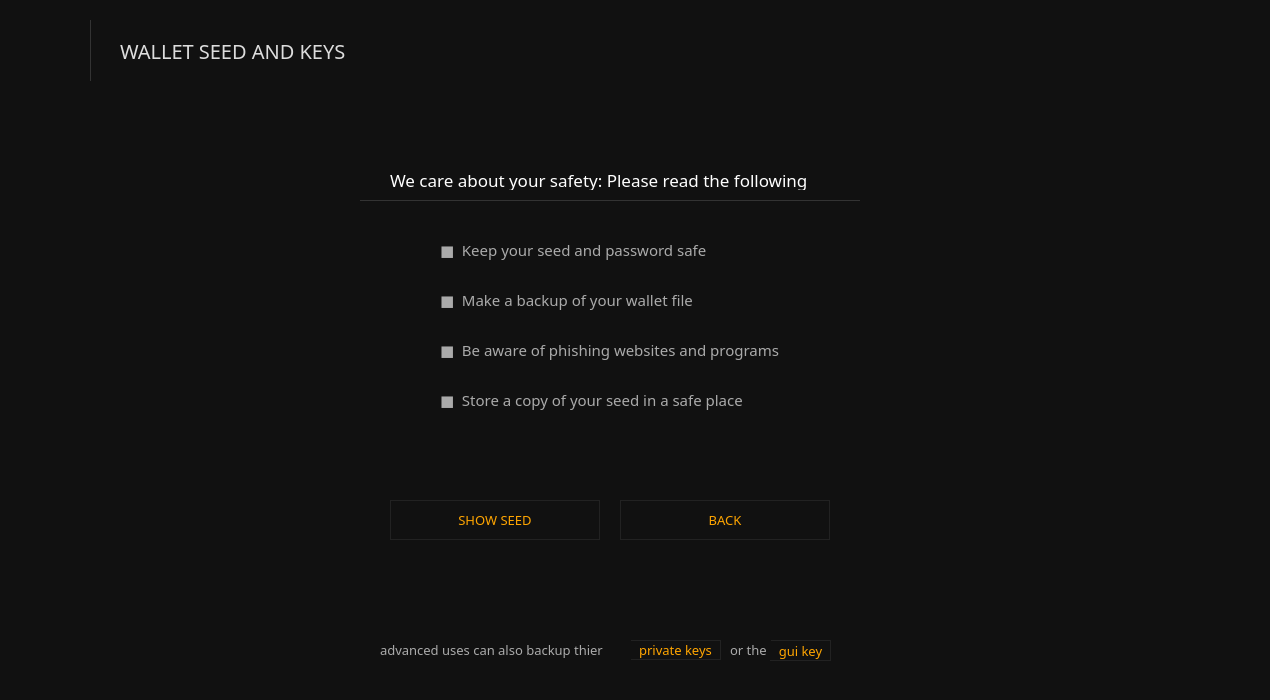
This is src/gui/ui/receiveframe.ui in ConcealNetwork/conceal-desktop as Qt 5 draws it before an edit. The edited form follows.
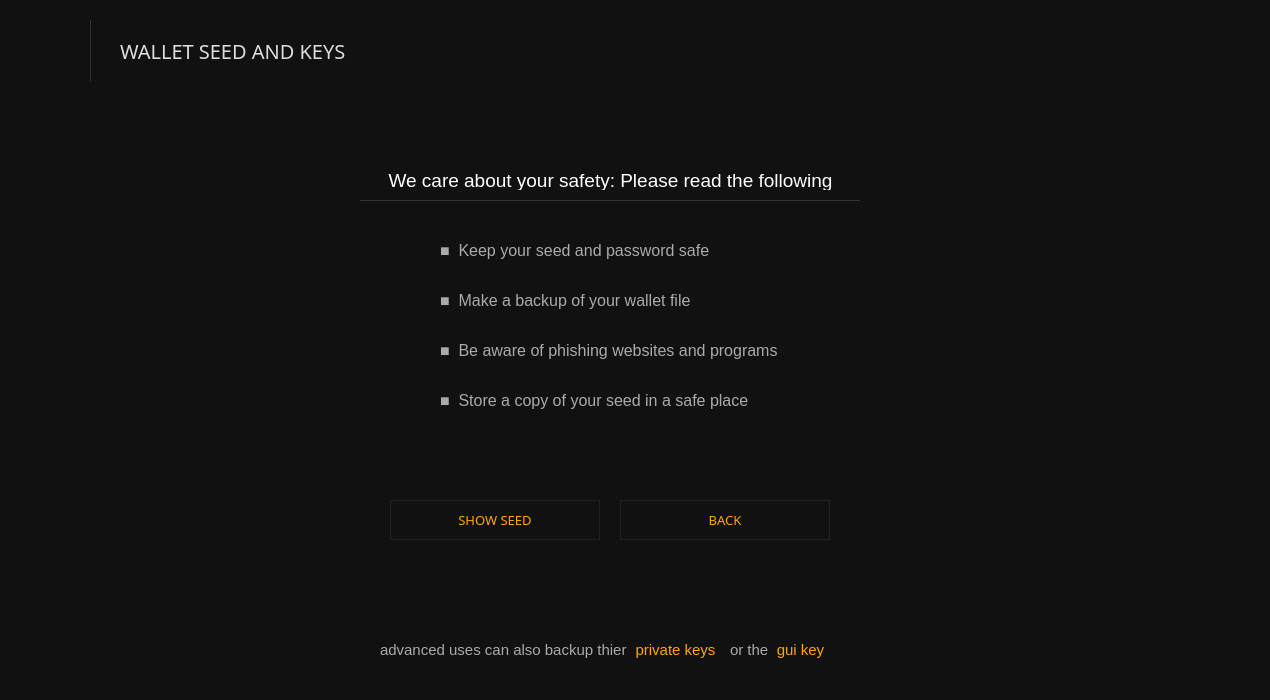
This is the edited form. Icons and pictures are not drawn.

The edit to the form file:
```diff
--- a/src/gui/ui/receiveframe.ui
+++ b/src/gui/ui/receiveframe.ui
@@ -131,17 +131,19 @@
        <property name="font">
         <font>
          <family>Poppins</family>
-         <pointsize>14</pointsize>
+         <pointsize>-1</pointsize>
         </font>
        </property>
        <property name="styleSheet">
-        <string notr="true">color: #e5e5e5;</string>
+        <string notr="true">color: #ddd;
+font-size: 16px;
+font-family: Poppins;</string>
        </property>
        <property name="html">
         <string>&lt;!DOCTYPE HTML PUBLIC &quot;-//W3C//DTD HTML 4.0//EN&quot; &quot;http://www.w3.org/TR/REC-html40/strict.dtd&quot;&gt;
 &lt;html&gt;&lt;head&gt;&lt;meta name=&quot;qrichtext&quot; content=&quot;1&quot; /&gt;&lt;style type=&quot;text/css&quot;&gt;
 p, li { white-space: pre-wrap; }
-&lt;/style&gt;&lt;/head&gt;&lt;body style=&quot; font-family:'Poppins'; font-size:14pt; font-weight:400; font-style:normal;&quot;&gt;
+&lt;/style&gt;&lt;/head&gt;&lt;body style=&quot; font-family:'Poppins'; font-size:16px; font-weight:400; font-style:normal;&quot;&gt;
 &lt;p style=&quot; margin-top:0px; margin-bottom:0px; margin-left:0px; margin-right:0px; -qt-block-indent:0; text-indent:0px;&quot;&gt;&lt;span style=&quot; font-size:11pt;&quot;&gt;Your wallet is an older format that does not support mnemonic seeds. Please generate a new wallet in order to get the 25 word Mnemonic seed and transfer your existing funds to your new wallet.&lt;/span&gt;&lt;/p&gt;&lt;/body&gt;&lt;/html&gt;</string>
        </property>
       </widget>
@@ -246,70 +248,82 @@
       <widget class="QLabel" name="label_5">
        <property name="geometry">
         <rect>
-         <x>520</x>
+         <x>490</x>
          <y>70</y>
-         <width>200</width>
+         <width>231</width>
          <height>30</height>
         </rect>
        </property>
        <property name="font">
         <font>
          <family>Poppins</family>
-         <pointsize>14</pointsize>
+         <pointsize>-1</pointsize>
         </font>
        </property>
        <property name="styleSheet">
-        <string notr="true">color: #ddd; \nfont-size: 16px;\nfont-family: Poppins;</string>
+        <string notr="true">color: #ddd;
+font-size: 19px;
+font-family: Poppins;</string>
        </property>
        <property name="text">
         <string>SECRET SPEND KEY</string>
        </property>
+       <property name="alignment">
+        <set>Qt::AlignCenter</set>
+       </property>
       </widget>
       <widget class="QLabel" name="label_6">
        <property name="geometry">
         <rect>
-         <x>530</x>
-         <y>260</y>
-         <width>200</width>
+         <x>500</x>
+         <y>250</y>
+         <width>221</width>
          <height>30</height>
         </rect>
        </property>
        <property name="font">
         <font>
          <family>Poppins</family>
-         <pointsize>14</pointsize>
+         <pointsize>-1</pointsize>
         </font>
        </property>
        <property name="styleSheet">
-        <string notr="true">color: #ddd; \nfont-size: 16px;\nfont-family: Poppins;</string>
+        <string notr="true">color: #ddd;
+font-size: 19px;
+font-family: Poppins;</string>
        </property>
        <property name="text">
         <string>PRIVATE VIEW KEY</string>
        </property>
+       <property name="alignment">
+        <set>Qt::AlignCenter</set>
+       </property>
       </widget>
       <widget class="QTextBrowser" name="m_spendKey">
        <property name="geometry">
         <rect>
          <x>380</x>
-         <y>150</y>
+         <y>120</y>
          <width>470</width>
-         <height>51</height>
+         <height>100</height>
         </rect>
        </property>
        <property name="font">
         <font>
          <family>Poppins</family>
-         <pointsize>9</pointsize>
+         <pointsize>-1</pointsize>
         </font>
        </property>
        <property name="styleSheet">
-        <string notr="true">color: #e5e5e5;</string>
+        <string notr="true">color: #ddd;
+font-size: 16px;
+font-family: Poppins;color: #e5e5e5;</string>
        </property>
        <property name="html">
         <string>&lt;!DOCTYPE HTML PUBLIC &quot;-//W3C//DTD HTML 4.0//EN&quot; &quot;http://www.w3.org/TR/REC-html40/strict.dtd&quot;&gt;
 &lt;html&gt;&lt;head&gt;&lt;meta name=&quot;qrichtext&quot; content=&quot;1&quot; /&gt;&lt;style type=&quot;text/css&quot;&gt;
 p, li { white-space: pre-wrap; }
-&lt;/style&gt;&lt;/head&gt;&lt;body style=&quot; font-family:'Poppins'; font-size:9pt; font-weight:400; font-style:normal;&quot;&gt;
+&lt;/style&gt;&lt;/head&gt;&lt;body style=&quot; font-family:'Poppins'; font-size:16px; font-weight:400; font-style:normal;&quot;&gt;
 &lt;p style=&quot; margin-top:0px; margin-bottom:0px; margin-left:0px; margin-right:0px; -qt-block-indent:0; text-indent:0px;&quot;&gt;&lt;span style=&quot; font-family:'Courier'; font-size:10pt;&quot;&gt;secret spend key goes here&lt;/span&gt;&lt;/p&gt;&lt;/body&gt;&lt;/html&gt;</string>
        </property>
       </widget>
@@ -317,25 +331,27 @@
        <property name="geometry">
         <rect>
          <x>380</x>
-         <y>330</y>
+         <y>300</y>
          <width>470</width>
-         <height>51</height>
+         <height>100</height>
         </rect>
        </property>
        <property name="font">
         <font>
          <family>Poppins</family>
-         <pointsize>9</pointsize>
+         <pointsize>-1</pointsize>
         </font>
        </property>
        <property name="styleSheet">
-        <string notr="true">color: #e5e5e5;</string>
+        <string notr="true">color: #ddd;
+font-size: 16px;
+font-family: Poppins;</string>
        </property>
        <property name="html">
         <string>&lt;!DOCTYPE HTML PUBLIC &quot;-//W3C//DTD HTML 4.0//EN&quot; &quot;http://www.w3.org/TR/REC-html40/strict.dtd&quot;&gt;
 &lt;html&gt;&lt;head&gt;&lt;meta name=&quot;qrichtext&quot; content=&quot;1&quot; /&gt;&lt;style type=&quot;text/css&quot;&gt;
 p, li { white-space: pre-wrap; }
-&lt;/style&gt;&lt;/head&gt;&lt;body style=&quot; font-family:'Poppins'; font-size:9pt; font-weight:400; font-style:normal;&quot;&gt;
+&lt;/style&gt;&lt;/head&gt;&lt;body style=&quot; font-family:'Poppins'; font-size:16px; font-weight:400; font-style:normal;&quot;&gt;
 &lt;p style=&quot; margin-top:0px; margin-bottom:0px; margin-left:0px; margin-right:0px; -qt-block-indent:0; text-indent:0px;&quot;&gt;&lt;span style=&quot; font-family:'Courier'; font-size:10pt;&quot;&gt;secret view key goes here&lt;/span&gt;&lt;/p&gt;&lt;/body&gt;&lt;/html&gt;</string>
        </property>
       </widget>
@@ -407,10 +423,12 @@
        </property>
        <property name="font">
         <font>
-         <family>Poppins</family>
-         <pointsize>11</pointsize>
+         <pointsize>-1</pointsize>
         </font>
        </property>
+       <property name="styleSheet">
+        <string notr="true">font-size: 16px;</string>
+       </property>
        <property name="text">
         <string>■  Keep your seed and password safe</string>
        </property>
@@ -426,10 +444,12 @@
        </property>
        <property name="font">
         <font>
-         <family>Poppins</family>
-         <pointsize>11</pointsize>
+         <pointsize>-1</pointsize>
         </font>
        </property>
+       <property name="styleSheet">
+        <string notr="true">font-size: 16px;</string>
+       </property>
        <property name="text">
         <string>■  Make a backup of your wallet file</string>
        </property>
@@ -445,10 +465,12 @@
        </property>
        <property name="font">
         <font>
-         <family>Poppins</family>
-         <pointsize>11</pointsize>
+         <pointsize>-1</pointsize>
         </font>
        </property>
+       <property name="styleSheet">
+        <string notr="true">font-size: 16px;</string>
+       </property>
        <property name="text">
         <string>■  Be aware of phishing websites and programs</string>
        </property>
@@ -464,10 +486,12 @@
        </property>
        <property name="font">
         <font>
-         <family>Poppins</family>
-         <pointsize>11</pointsize>
+         <pointsize>-1</pointsize>
         </font>
        </property>
+       <property name="styleSheet">
+        <string notr="true">font-size: 16px;</string>
+       </property>
        <property name="text">
         <string>■  Store a copy of your seed in a safe place</string>
        </property>
@@ -475,24 +499,26 @@
       <widget class="QLabel" name="label_10">
        <property name="geometry">
         <rect>
-         <x>360</x>
+         <x>330</x>
          <y>70</y>
-         <width>461</width>
+         <width>501</width>
          <height>20</height>
         </rect>
        </property>
        <property name="font">
         <font>
-         <family>Poppins</family>
-         <pointsize>13</pointsize>
+         <pointsize>-1</pointsize>
         </font>
        </property>
        <property name="styleSheet">
-        <string notr="true">color: white;</string>
+        <string notr="true">color: white; font-size: 19px;</string>
        </property>
        <property name="text">
         <string>We care about your safety: Please read the following</string>
        </property>
+       <property name="alignment">
+        <set>Qt::AlignCenter</set>
+       </property>
       </widget>
       <widget class="QPushButton" name="m_showSeed">
        <property name="geometry">
@@ -552,7 +578,7 @@
         <string>BACK</string>
        </property>
       </widget>
-      <widget class="QPushButton" name="m_showGUI">
+      <widget class="QPushButton" name="m_showPrivate">
        <property name="geometry">
         <rect>
          <x>600</x>
@@ -563,12 +589,11 @@
        </property>
        <property name="font">
         <font>
-         <family>Poppins</family>
-         <pointsize>10</pointsize>
+         <pointsize>-1</pointsize>
         </font>
        </property>
        <property name="styleSheet">
-        <string notr="true">color: orange; background-color: #1; border: 1px solid #222;</string>
+        <string notr="true">color: orange; background-color: #1; font-size: 15px;</string>
        </property>
        <property name="text">
         <string>private keys</string>
@@ -590,23 +615,22 @@
         <enum>Qt::Horizontal</enum>
        </property>
       </widget>
-      <widget class="QPushButton" name="m_showGui">
+      <widget class="QPushButton" name="m_showGUI">
        <property name="geometry">
         <rect>
          <x>740</x>
          <y>540</y>
          <width>61</width>
-         <height>21</height>
+         <height>20</height>
         </rect>
        </property>
        <property name="font">
         <font>
-         <family>Poppins</family>
-         <pointsize>10</pointsize>
+         <pointsize>-1</pointsize>
         </font>
        </property>
        <property name="styleSheet">
-        <string notr="true">color: orange; background-color: #1; border: 1px solid #222;</string>
+        <string notr="true">color: orange; background-color: #1; font-size: 15px;</string>
        </property>
        <property name="text">
         <string>gui key</string>
@@ -623,12 +647,11 @@
        </property>
        <property name="font">
         <font>
-         <family>Poppins</family>
-         <pointsize>10</pointsize>
+         <pointsize>-1</pointsize>
         </font>
        </property>
        <property name="styleSheet">
-        <string notr="true">color: #aaa;</string>
+        <string notr="true">color: #aaa; font-size: 15px;</string>
        </property>
        <property name="text">
         <string>advanced uses can also backup thier</string>
@@ -645,12 +668,11 @@
        </property>
        <property name="font">
         <font>
-         <family>Poppins</family>
-         <pointsize>10</pointsize>
+         <pointsize>-1</pointsize>
         </font>
        </property>
        <property name="styleSheet">
-        <string notr="true">color: #aaa;</string>
+        <string notr="true">color: #aaa; font-size: 15px;</string>
        </property>
        <property name="text">
         <string>or the</string>
@@ -738,24 +760,27 @@
       <widget class="QLabel" name="label_2">
        <property name="geometry">
         <rect>
-         <x>530</x>
+         <x>440</x>
          <y>90</y>
-         <width>131</width>
+         <width>301</width>
          <height>31</height>
         </rect>
        </property>
        <property name="font">
         <font>
          <family>Poppins</family>
-         <pointsize>14</pointsize>
+         <pointsize>-1</pointsize>
         </font>
        </property>
        <property name="styleSheet">
-        <string notr="true">color: #ddd; \nfont-size: 16px;\nfont-family: Poppins;</string>
+        <string notr="true">color: #ddd; font-size: 19px;font-family: Poppins;</string>
        </property>
        <property name="text">
         <string>YOUR GUI KEY</string>
        </property>
+       <property name="alignment">
+        <set>Qt::AlignCenter</set>
+       </property>
       </widget>
       <widget class="QTextBrowser" name="m_guiKey">
        <property name="geometry">
@@ -768,18 +793,17 @@
        </property>
        <property name="font">
         <font>
-         <family>Poppins</family>
-         <pointsize>9</pointsize>
+         <pointsize>-1</pointsize>
         </font>
        </property>
        <property name="styleSheet">
-        <string notr="true">color: #e5e5e5;</string>
+        <string notr="true">color: #e5e5e5; font-size: 16px;</string>
        </property>
        <property name="html">
         <string>&lt;!DOCTYPE HTML PUBLIC &quot;-//W3C//DTD HTML 4.0//EN&quot; &quot;http://www.w3.org/TR/REC-html40/strict.dtd&quot;&gt;
 &lt;html&gt;&lt;head&gt;&lt;meta name=&quot;qrichtext&quot; content=&quot;1&quot; /&gt;&lt;style type=&quot;text/css&quot;&gt;
 p, li { white-space: pre-wrap; }
-&lt;/style&gt;&lt;/head&gt;&lt;body style=&quot; font-family:'Poppins'; font-size:9pt; font-weight:400; font-style:normal;&quot;&gt;
+&lt;/style&gt;&lt;/head&gt;&lt;body style=&quot; font-family:'Poppins'; font-size:16px; font-weight:400; font-style:normal;&quot;&gt;
 &lt;p style=&quot; margin-top:0px; margin-bottom:0px; margin-left:0px; margin-right:0px; -qt-block-indent:0; text-indent:0px;&quot;&gt;&lt;span style=&quot; font-size:11pt;&quot;&gt;gui key goes here&lt;/span&gt;&lt;/p&gt;&lt;/body&gt;&lt;/html&gt;</string>
        </property>
       </widget>
```
Left out of the diff: 44 changed lines with no effect on the pictures.
